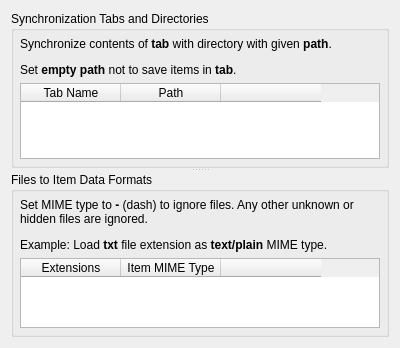
This is plugins/itemsync/itemsyncsettings.ui in hluk/CopyQ as Qt 5 draws it before an edit. The edited form follows.
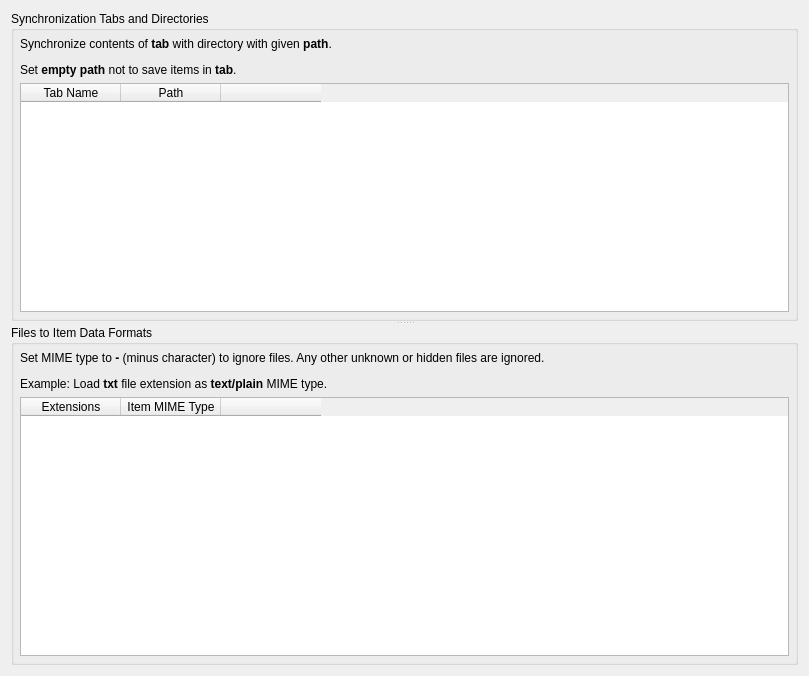
This is the edited form.

Diff of the .ui file:
```diff
--- a/plugins/itemsync/itemsyncsettings.ui
+++ b/plugins/itemsync/itemsyncsettings.ui
@@ -6,8 +6,8 @@
    <rect>
     <x>0</x>
     <y>0</y>
-    <width>400</width>
-    <height>348</height>
+    <width>809</width>
+    <height>676</height>
    </rect>
   </property>
   <layout class="QVBoxLayout" name="verticalLayout_3">
@@ -103,7 +103,7 @@
           <item>
            <widget class="QLabel" name="label_3">
             <property name="text">
-             <string>&lt;p&gt;Set MIME type to &lt;strong&gt;-&lt;/strong&gt; (dash) to ignore files. Any other unknown or hidden files are ignored.&lt;/p&gt;
+             <string>&lt;p&gt;Set MIME type to &lt;strong&gt;-&lt;/strong&gt; (minus character) to ignore files. Any other unknown or hidden files are ignored.&lt;/p&gt;
 &lt;p&gt;Example: Load &lt;strong&gt;txt&lt;/strong&gt; file extension as &lt;strong&gt;text/plain&lt;/strong&gt; MIME type.&lt;/p&gt;</string>
             </property>
             <property name="wordWrap">
```
